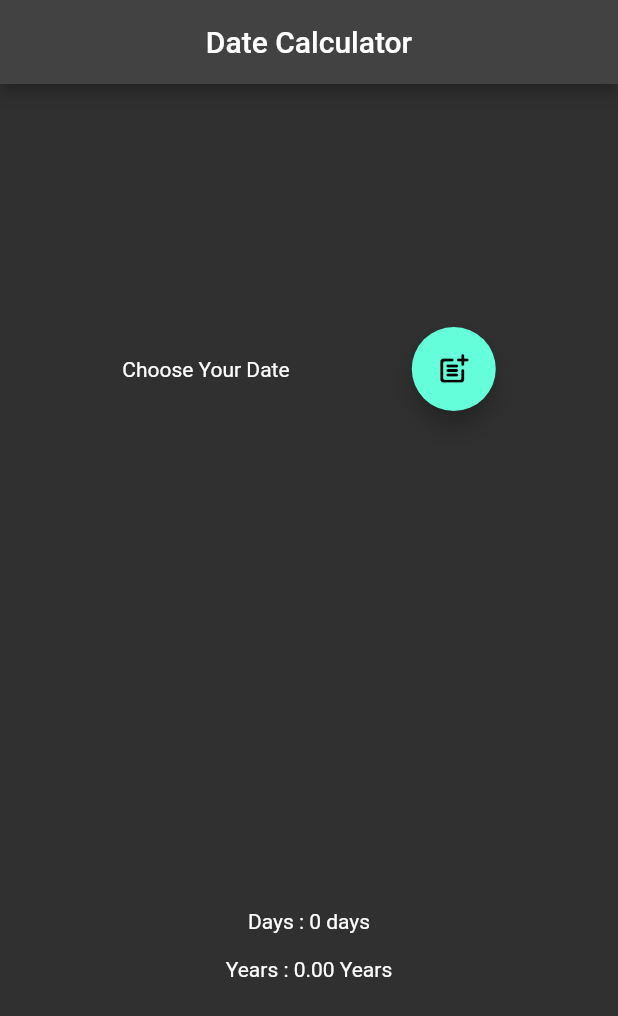
After one commit to AhmedHossien/date_calculator, a Flutter app: the screen it shows after launch, on a phone screen of 412 x 824 dp. The commit adds this screen. Shown: the top 1016 px of the screen. Run offline on Flutter 3.47's test engine with Material 2 defaults, Android fonts, the phone set to English and light mode, and no system bars.

Commit message:
# commit

```diff
--- a/lib/main.dart
+++ b/lib/main.dart
@@ -1,6 +1,5 @@
+import 'package:date_calculator/main_screen.dart';
 import 'package:flutter/material.dart';
-
-import 'plant.dart';
 
 void main() => runApp(const MyApp());
 
@@ -12,7 +11,7 @@ class MyApp extends StatelessWidget {
     return MaterialApp(
       debugShowCheckedModeBanner: false,
       theme: ThemeData.dark(),
-      home: const Plant(),
+      home: const MainPage(),
     );
   }
 }
--- /dev/null
+++ b/lib/main_screen.dart
@@ -0,0 +1,62 @@
+import 'package:flutter/material.dart';
+
+class MainPage extends StatefulWidget {
+  const MainPage({Key? key}) : super(key: key);
+
+  @override
+  _MainPageState createState() => _MainPageState();
+}
+
+class _MainPageState extends State<MainPage> {
+  int a = 0;
+  double years = 0;
+
+  Future getDate() async {
+    DateTime? date = await showDatePicker(
+        context: context,
+        initialDate: DateTime.now(),
+        firstDate: DateTime(1900),
+        lastDate: DateTime.now());
+    if (date == null) return;
+    a = DateTime.now().difference(date).inDays;
+    years = ((a / 1460) / 366) + (a / 365);
+    setState(() {});
+  }
+
+  @override
+  Widget build(BuildContext context) {
+    return Scaffold(
+        appBar: AppBar(title: const Text('Date Calculator'), centerTitle: true),
+        body: Center(
+            child: Column(
+                mainAxisAlignment: MainAxisAlignment.spaceAround,
+                children: <Widget>[
+              Row(
+                  mainAxisAlignment: MainAxisAlignment.spaceEvenly,
+                  children: <Widget>[
+                    const Text('Choose Your Date'),
+                    FloatingActionButton(
+                        onPressed: getDate,
+                        child: const Icon(Icons.post_add_rounded))
+                  ]),
+              Column(children: <Widget>[
+                Padding(
+                    padding: const EdgeInsets.all(8.0),
+                    child: Row(
+                        mainAxisAlignment: MainAxisAlignment.center,
+                        children: <Widget>[
+                          const Text('Days : '),
+                          Text('$a days')
+                        ])),
+                Padding(
+                    padding: const EdgeInsets.all(8.0),
+                    child: Row(
+                        mainAxisAlignment: MainAxisAlignment.center,
+                        children: <Widget>[
+                          const Text('Years : '),
+                          Text('${years.toStringAsFixed(2)} Years')
+                        ]))
+              ])
+            ])));
+  }
+}
```
Also changed, not shown: lib/plant.dart (deleted, +0 -76 lines).
